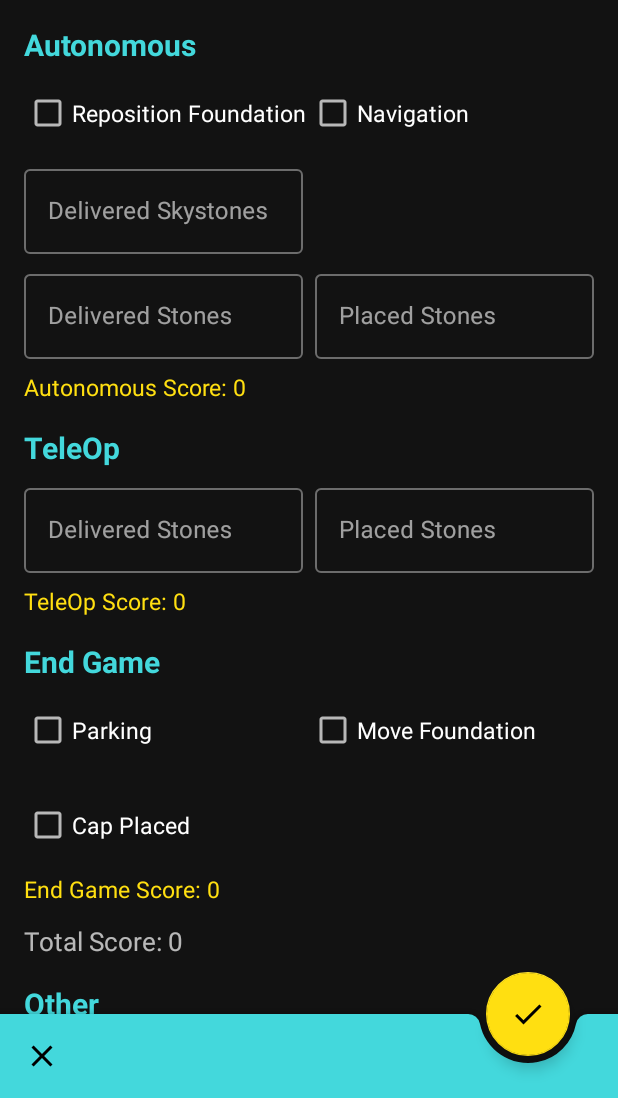
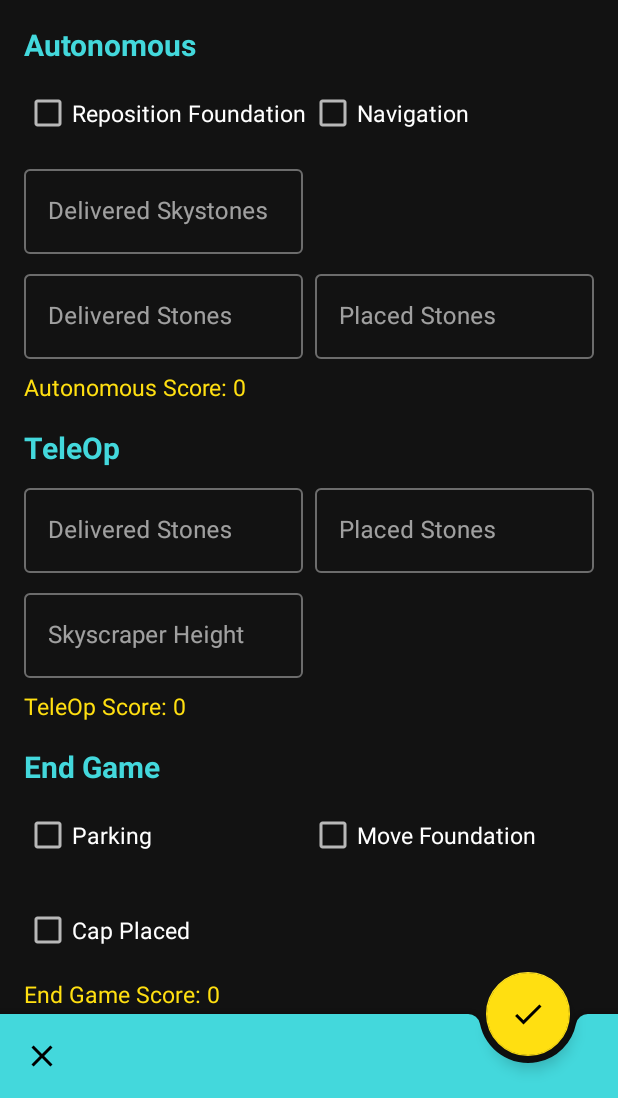
Before and after one commit to gear-maniacs-team/FTC-Scouting, an Android app: the fragment TeamEditDialog placed in its activity, on a phone screen of 412 x 824 dp, the part 138-1236 px from its top. Run offline under Robolectric (Android 15) with nearby library versions, the phone set to English and light mode, and no system bars; our stand-ins replace Firebase (no records; nobody signed in at launch, a user with empty details on screens opened directly); 8 statements that could not run were skipped.

Commit message:
Add Skyscraper Bonus

```diff
--- a/build.gradle
+++ b/build.gradle
@@ -8,7 +8,7 @@ buildscript {
     }
 
     dependencies {
-        classpath 'com.android.tools.build:gradle:3.5.2'
+        classpath 'com.android.tools.build:gradle:3.5.3'
         classpath "org.jetbrains.kotlin:kotlin-gradle-plugin:${Versions.kotlin_version}"
         classpath "org.jetbrains.kotlin:kotlin-android-extensions:${Versions.kotlin_version}"
         classpath "com.google.gms:google-services:4.3.3"
--- a/buildSrc/src/main/java/Libs.kt
+++ b/buildSrc/src/main/java/Libs.kt
@@ -5,7 +5,7 @@ object Libs {
     val kotlin_coroutines = "org.jetbrains.kotlinx:kotlinx-coroutines-android:1.3.1"
 
     // AndroidX
-    val google_material = "com.google.android.material:material:1.1.0-beta01"
+    val google_material = "com.google.android.material:material:1.1.0"
     val androidx_appcompat = "androidx.appcompat:appcompat:1.1.0"
     val androidx_recycler_view = "androidx.recyclerview:recyclerview:1.1.0"
     val androidx_card_view = "androidx.cardview:cardview:1.0.0"
--- a/tournament/src/main/java/net/gearmaniacs/tournament/ui/fragment/TeamEditDialog.kt
+++ b/tournament/src/main/java/net/gearmaniacs/tournament/ui/fragment/TeamEditDialog.kt
@@ -169,6 +169,7 @@ internal class TeamEditDialog : DialogFragment() {
 
         view.et_delivered_stones.addTextChangedListener(teleOpListener)
         view.et_placed_stones.addTextChangedListener(teleOpListener)
+        view.et_skyscraper_height.addTextChangedListener(teleOpListener)
 
         view.cb_move_foundation.setOnCheckedChangeListener(endGameListener)
         view.cb_parking.setOnCheckedChangeListener(endGameListener)
@@ -193,6 +194,7 @@ internal class TeamEditDialog : DialogFragment() {
             team.teleOpData?.let {
                 et_delivered_stones.setText(it.deliveredStones.toString())
                 et_placed_stones.setText(it.placedStones.toString())
+                et_skyscraper_height.setText(it.skyscraperHeight.toString())
 
                 teleOpScore = it.calculateScore()
             }
@@ -228,7 +230,8 @@ internal class TeamEditDialog : DialogFragment() {
 
     private fun parseTeleOpData(view: View) = TeleOpData(
         view.et_delivered_stones.getTextString().toIntOrDefault(),
-        view.et_placed_stones.getTextString().toIntOrDefault()
+        view.et_placed_stones.getTextString().toIntOrDefault(),
+        view.et_skyscraper_height.getTextString().toIntOrDefault()
     )
 
     private fun parseEndGameData(view: View): EndGameData {
--- a/tournament/src/main/res/layout/dialog_edit_team_content.xml
+++ b/tournament/src/main/res/layout/dialog_edit_team_content.xml
@@ -211,6 +211,27 @@
                 android:layout_height="wrap_content"
                 android:hint="@string/prompt_placed_stones"
                 android:inputType="number"
+                android:maxLength="2"
+                android:nextFocusDown="@id/et_skyscraper_height" />
+        </com.google.android.material.textfield.TextInputLayout>
+
+        <com.google.android.material.textfield.TextInputLayout
+            android:id="@+id/layout_skyscraper_height"
+            style="@style/TextInputLayoutTheme"
+            android:layout_width="0dp"
+            android:layout_height="wrap_content"
+            android:layout_marginTop="8dp"
+            android:layout_marginEnd="8dp"
+            app:layout_constraintEnd_toStartOf="@+id/layout_placed_stones"
+            app:layout_constraintStart_toStartOf="parent"
+            app:layout_constraintTop_toBottomOf="@+id/layout_delivered_stones">
+
+            <com.google.android.material.textfield.TextInputEditText
+                android:id="@+id/et_skyscraper_height"
+                android:layout_width="match_parent"
+                android:layout_height="wrap_content"
+                android:hint="@string/prompt_skyscraper_height"
+                android:inputType="number"
                 android:maxLength="2" />
         </com.google.android.material.textfield.TextInputLayout>
 
@@ -221,7 +242,7 @@
             android:layout_marginTop="8dp"
             android:textColor="@color/colorAccent"
             android:textSize="15.5sp"
-            app:layout_constraintTop_toBottomOf="@+id/layout_delivered_stones"
+            app:layout_constraintTop_toBottomOf="@+id/layout_skyscraper_height"
             tools:text="@string/teleop_score" />
 
         <TextView
--- a/tournament/src/main/res/values/strings.xml
+++ b/tournament/src/main/res/values/strings.xml
@@ -35,6 +35,7 @@
     <string name="prompt_navigation">Navigation</string>
     <string name="prompt_delivered_skystones">Delivered Skystones</string>
     <string name="prompt_delivered_stones">Delivered Stones</string>
+    <string name="prompt_skyscraper_height">Skyscraper Height</string>
     <string name="prompt_placed_stones">Placed Stones</string>
     <string name="prompt_parking">Parking</string>
     <string name="prompt_move_foundation">Move Foundation</string>
```
Also changed, not shown: core/src/main/java/net/gearmaniacs/core/model/Team.kt (+5 -4 lines), tournament/src/main/java/net/gearmaniacs/tournament/spreadsheet/SpreadsheetImport.kt (+11 -9 lines).
